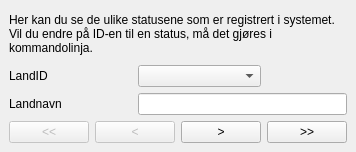
andersbo87/sources, file src/QT/jobber/jobber/showcountries.ui: the form before one commit.
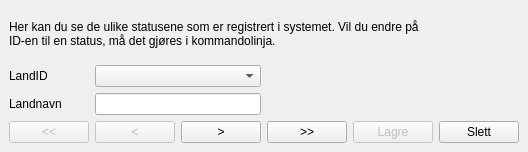
The form after the commit.

Diff of the .ui file:
```diff
--- a/src/QT/jobber/jobber/showcountries.ui
+++ b/src/QT/jobber/jobber/showcountries.ui
@@ -34,28 +34,28 @@
    </rect>
   </property>
   <property name="windowTitle">
-   <string>MainWindow</string>
+   <string>Vis innlagte land</string>
   </property>
   <widget class="QWidget" name="centralwidget">
    <layout class="QGridLayout" name="gridLayout">
-    <item row="1" column="0" colspan="2">
+    <item row="1" column="0">
      <widget class="QLabel" name="labelLandID">
       <property name="text">
        <string>LandID</string>
       </property>
      </widget>
     </item>
-    <item row="1" column="2" colspan="2">
+    <item row="1" column="1" colspan="2">
      <widget class="QComboBox" name="comboBoxLandID"/>
     </item>
-    <item row="2" column="0" colspan="2">
+    <item row="2" column="0">
      <widget class="QLabel" name="labelCountryName">
       <property name="text">
        <string>Landnavn</string>
       </property>
      </widget>
     </item>
-    <item row="2" column="2" colspan="3">
+    <item row="2" column="1" colspan="2">
      <widget class="QLineEdit" name="lineEditCountryName"/>
     </item>
     <item row="3" column="0">
@@ -68,7 +68,7 @@
       </property>
      </widget>
     </item>
-    <item row="3" column="1" colspan="2">
+    <item row="3" column="1">
      <widget class="QPushButton" name="btnPrev">
       <property name="enabled">
        <bool>false</bool>
@@ -78,20 +78,37 @@
       </property>
      </widget>
     </item>
-    <item row="3" column="3">
+    <item row="3" column="2">
      <widget class="QPushButton" name="btnNext">
       <property name="text">
        <string>&gt;</string>
       </property>
      </widget>
     </item>
-    <item row="3" column="4">
+    <item row="3" column="3">
      <widget class="QPushButton" name="btnLast">
       <property name="text">
        <string>&gt;&gt;</string>
       </property>
      </widget>
     </item>
+    <item row="3" column="4">
+     <widget class="QPushButton" name="btnSave">
+      <property name="enabled">
+       <bool>false</bool>
+      </property>
+      <property name="text">
+       <string>Lagre</string>
+      </property>
+     </widget>
+    </item>
+    <item row="3" column="5">
+     <widget class="QPushButton" name="btnDelete">
+      <property name="text">
+       <string>Slett</string>
+      </property>
+     </widget>
+    </item>
     <item row="0" column="0" colspan="5">
      <widget class="QLabel" name="labelInfo">
       <property name="text">
```
Left out of the diff: 23 changed lines with no effect on the pictures.
